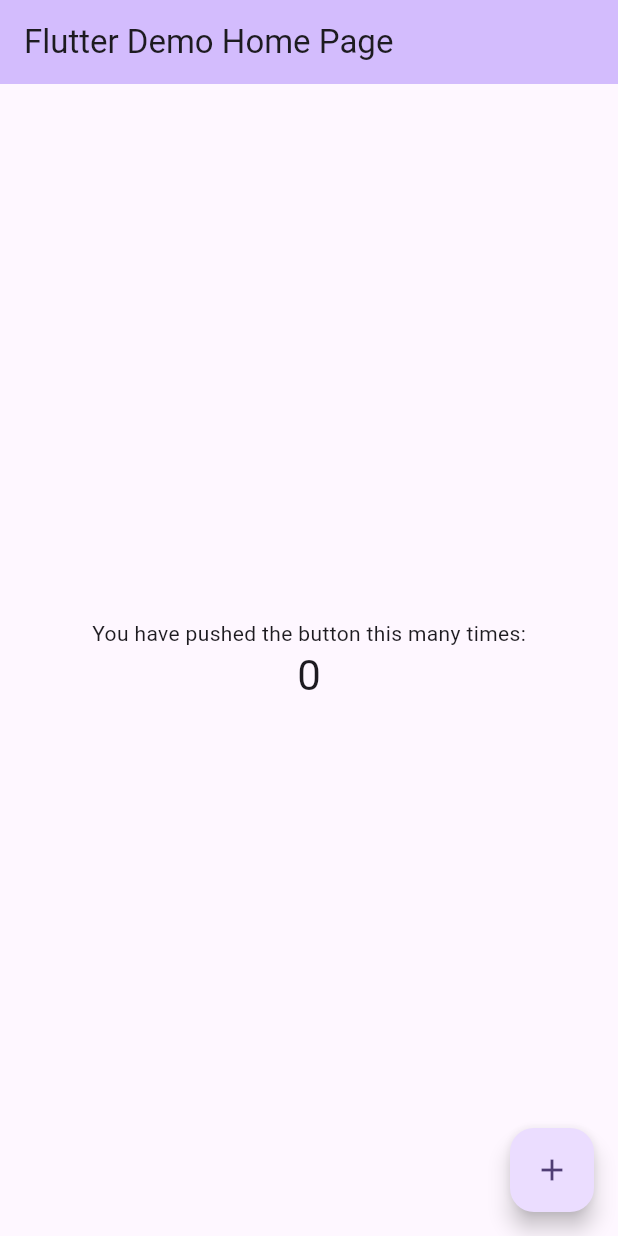
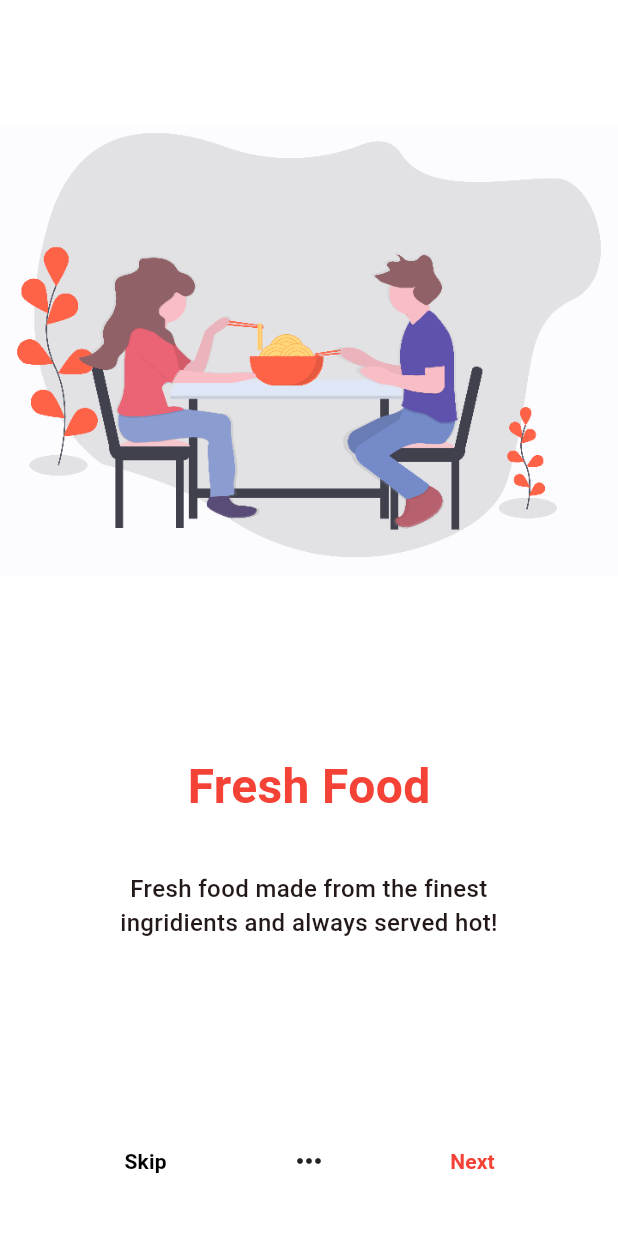
Before and after one commit to alihaidersiddique/restaurant_app, a Flutter app: the screen it shows after launch, on a phone screen of 412 x 824 dp. Run offline on Flutter 3.47's test engine with Material 2 defaults, Android fonts, the phone set to English and light mode, and no system bars.

Commit message:
Working on the first onboarding screen. Need to animate Icons.more_horiz_rounded that appears at bottom.

```diff
--- /dev/null
+++ b/lib/Onboarding/onboarding_1.dart
@@ -0,0 +1,77 @@
+import 'package:flutter/material.dart';
+
+class Welcome1 extends StatelessWidget {
+  const Welcome1({Key? key}) : super(key: key);
+
+  @override
+  Widget build(BuildContext context) {
+    return Scaffold(
+      backgroundColor: Colors.white,
+      body: SafeArea(
+        child: Column(
+          mainAxisAlignment: MainAxisAlignment.spaceBetween,
+          children: [
+            const SizedBox(
+              height: 50,
+            ),
+            Image.asset(
+              'images/first.png',
+            ),
+            const SizedBox(
+              height: 50,
+            ),
+            const Text(
+              'Fresh Food',
+              style: TextStyle(
+                  color: Colors.red, fontSize: 32, fontWeight: FontWeight.w600),
+            ),
+            const Text(
+              'Fresh food made from the finest\ningridients and always served hot!',
+              textAlign: TextAlign.center,
+              style: TextStyle(fontSize: 16, fontWeight: FontWeight.w500),
+            ),
+            const SizedBox(
+              height: 30,
+            ),
+            SizedBox(
+              height: 100,
+              width: MediaQuery.of(context).size.width,
+              child: Row(
+                mainAxisAlignment: MainAxisAlignment.spaceEvenly,
+                children: [
+                  Container(
+                    child: TextButton(
+                      onPressed: () {},
+                      child: const Text('Skip',
+                          style: TextStyle(
+                              color: Colors.black,
+                              fontWeight: FontWeight.bold)),
+                    ),
+                  ),
+                  Container(
+                    child: const Icon(
+                      Icons.more_horiz_rounded,
+                    ),
+                  ),
+                  Container(
+                    child: TextButton(
+                      onPressed: () {},
+                      child: const Text('Next',
+                          style: TextStyle(
+                              color: Colors.red, fontWeight: FontWeight.bold)),
+                    ),
+                  ),
+                  // Container(
+                  //   height: double.infinity,
+                  //   color: Colors.greenAccent,
+                  //   child: Text('hi'),
+                  // )
+                ],
+              ),
+            ),
+          ],
+        ),
+      ),
+    );
+  }
+}
--- a/lib/main.dart
+++ b/lib/main.dart
@@ -1,11 +1,13 @@
 import 'package:flutter/material.dart';
 
+import 'Onboarding/onboarding_1.dart';
+
 void main() {
-  runApp(const MyApp());
+  runApp( MyApp());
 }
 
 class MyApp extends StatelessWidget {
-  const MyApp({super.key});
+   const MyApp({super.key});
 
   // This widget is the root of your application.
   @override
@@ -28,98 +30,99 @@ class MyApp extends StatelessWidget {
         //
         // This works for code too, not just values: Most code changes can be
         // tested with just a hot reload.
-        colorScheme: ColorScheme.fromSeed(seedColor: Colors.deepPurple),
+        colorScheme: ColorScheme.fromSeed(seedColor: Colors.red),
         useMaterial3: true,
       ),
-      home: const MyHomePage(title: 'Flutter Demo Home Page'),
+        home: const Welcome1(),
+      // home: const MyHomePage(title: 'Flutter Demo Home Page'),
     );
   }
 }
-
-class MyHomePage extends StatefulWidget {
-  const MyHomePage({super.key, required this.title});
-
-  // This widget is the home page of your application. It is stateful, meaning
-  // that it has a State object (defined below) that contains fields that affect
-  // how it looks.
-
-  // This class is the configuration for the state. It holds the values (in this
-  // case the title) provided by the parent (in this case the App widget) and
-  // used by the build method of the State. Fields in a Widget subclass are
-  // always marked "final".
-
-  final String title;
-
-  @override
-  State<MyHomePage> createState() => _MyHomePageState();
-}
-
-class _MyHomePageState extends State<MyHomePage> {
-  int _counter = 0;
-
-  void _incrementCounter() {
-    setState(() {
-      // This call to setState tells the Flutter framework that something has
-      // changed in this State, which causes it to rerun the build method below
-      // so that the display can reflect the updated values. If we changed
-      // _counter without calling setState(), then the build method would not be
-      // called again, and so nothing would appear to happen.
-      _counter++;
-    });
-  }
-
-  @override
-  Widget build(BuildContext context) {
-    // This method is rerun every time setState is called, for instance as done
-    // by the _incrementCounter method above.
-    //
-    // The Flutter framework has been optimized to make rerunning build methods
-    // fast, so that you can just rebuild anything that needs updating rather
-    // than having to individually change instances of widgets.
-    return Scaffold(
-      appBar: AppBar(
-        // TRY THIS: Try changing the color here to a specific color (to
-        // Colors.amber, perhaps?) and trigger a hot reload to see the AppBar
-        // change color while the other colors stay the same.
-        backgroundColor: Theme.of(context).colorScheme.inversePrimary,
-        // Here we take the value from the MyHomePage object that was created by
-        // the App.build method, and use it to set our appbar title.
-        title: Text(widget.title),
-      ),
-      body: Center(
-        // Center is a layout widget. It takes a single child and positions it
-        // in the middle of the parent.
-        child: Column(
-          // Column is also a layout widget. It takes a list of children and
-          // arranges them vertically. By default, it sizes itself to fit its
-          // children horizontally, and tries to be as tall as its parent.
-          //
-          // Column has various properties to control how it sizes itself and
-          // how it positions its children. Here we use mainAxisAlignment to
-          // center the children vertically; the main axis here is the vertical
-          // axis because Columns are vertical (the cross axis would be
-          // horizontal).
-          //
-          // TRY THIS: Invoke "debug painting" (choose the "Toggle Debug Paint"
-          // action in the IDE, or press "p" in the console), to see the
-          // wireframe for each widget.
-          mainAxisAlignment: MainAxisAlignment.center,
-          children: <Widget>[
-            const Text(
-              'You have pushed the button this many times:',
-            ),
-            Text(
-              '$_counter',
-              style: Theme.of(context).textTheme.headlineMedium,
-            ),
-          ],
-        ),
-      ),
-      floatingActionButton: FloatingActionButton(
-        onPressed: _incrementCounter,
-        tooltip: 'Increment',
-        child: const Icon(Icons.add),
-      ), // This trailing comma makes auto-formatting nicer for build methods.
-    );
-  }
-}
+//
+// class MyHomePage extends StatefulWidget {
+//   const MyHomePage({super.key, required this.title});
+//
+//   // This widget is the home page of your application. It is stateful, meaning
+//   // that it has a State object (defined below) that contains fields that affect
+//   // how it looks.
+//
+//   // This class is the configuration for the state. It holds the values (in this
+//   // case the title) provided by the parent (in this case the App widget) and
+//   // used by the build method of the State. Fields in a Widget subclass are
+//   // always marked "final".
+//
+//   final String title;
+//
+//   @override
+//   State<MyHomePage> createState() => _MyHomePageState();
+// }
+//
+// class _MyHomePageState extends State<MyHomePage> {
+//   int _counter = 0;
+//
+//   void _incrementCounter() {
+//     setState(() {
+//       // This call to setState tells the Flutter framework that something has
+//       // changed in this State, which causes it to rerun the build method below
+//       // so that the display can reflect the updated values. If we changed
+//       // _counter without calling setState(), then the build method would not be
+//       // called again, and so nothing would appear to happen.
+//       _counter++;
+//     });
+//   }
+//
+//   @override
+//   Widget build(BuildContext context) {
+//     // This method is rerun every time setState is called, for instance as done
+//     // by the _incrementCounter method above.
+//     //
+//     // The Flutter framework has been optimized to make rerunning build methods
+//     // fast, so that you can just rebuild anything that needs updating rather
+//     // than having to individually change instances of widgets.
+//     return Scaffold(
+//       appBar: AppBar(
+//         // TRY THIS: Try changing the color here to a specific color (to
+//         // Colors.amber, perhaps?) and trigger a hot reload to see the AppBar
+//         // change color while the other colors stay the same.
+//         backgroundColor: Theme.of(context).colorScheme.inversePrimary,
+//         // Here we take the value from the MyHomePage object that was created by
+//         // the App.build method, and use it to set our appbar title.
+//         title: Text(widget.title),
+//       ),
+//       body: Center(
+//         // Center is a layout widget. It takes a single child and positions it
+//         // in the middle of the parent.
+//         child: Column(
+//           // Column is also a layout widget. It takes a list of children and
+//           // arranges them vertically. By default, it sizes itself to fit its
+//           // children horizontally, and tries to be as tall as its parent.
+//           //
+//           // Column has various properties to control how it sizes itself and
+//           // how it positions its children. Here we use mainAxisAlignment to
+//           // center the children vertically; the main axis here is the vertical
+//           // axis because Columns are vertical (the cross axis would be
+//           // horizontal).
+//           //
+//           // TRY THIS: Invoke "debug painting" (choose the "Toggle Debug Paint"
+//           // action in the IDE, or press "p" in the console), to see the
+//           // wireframe for each widget.
+//           mainAxisAlignment: MainAxisAlignment.center,
+//           children: <Widget>[
+//             const Text(
+//               'You have pushed the button this many times:',
+//             ),
+//             Text(
+//               '$_counter',
+//               style: Theme.of(context).textTheme.headlineMedium,
+//             ),
+//           ],
+//         ),
+//       ),
+//       floatingActionButton: FloatingActionButton(
+//         onPressed: _incrementCounter,
+//         tooltip: 'Increment',
+//         child: const Icon(Icons.add),
+//       ), // This trailing comma makes auto-formatting nicer for build methods.
+//     );
+//   }
+// }
```
Also changed, not shown: pubspec.yaml (+2 -9 lines), images/first.png (added).
